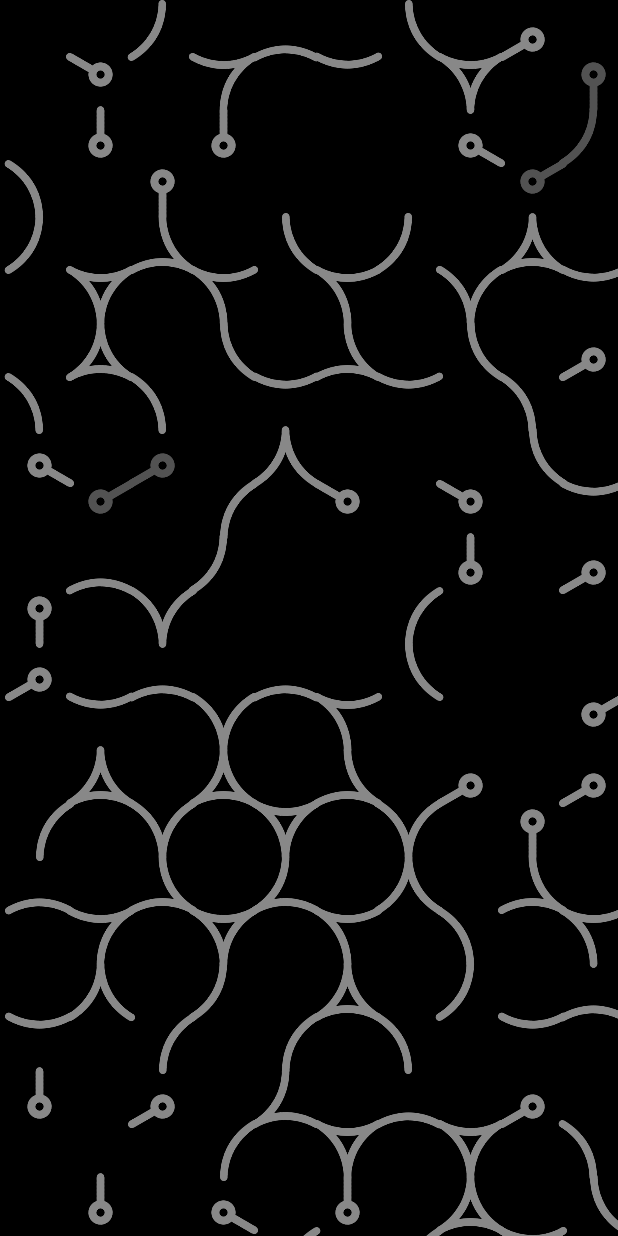
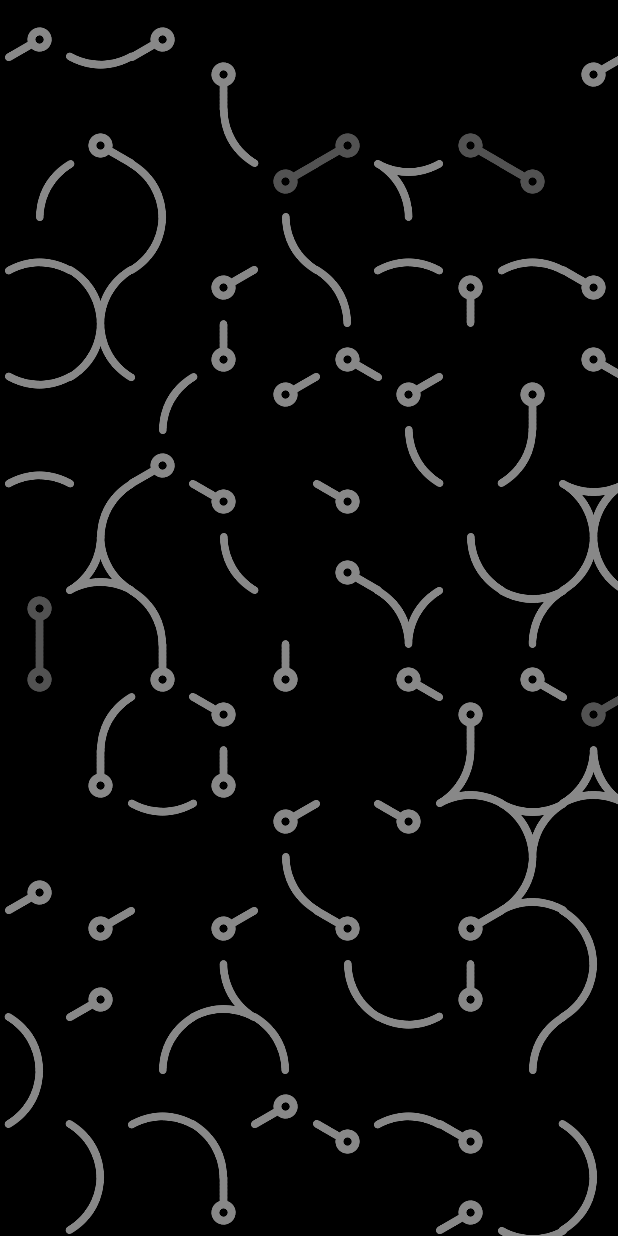
Before and after one commit to scopz/ZenLoops, an Android app: the screen it shows after launch (GameActivity), on a phone screen of 412 x 824 dp. Run offline under Robolectric (Android 15) with nearby library versions, the phone set to English and light mode, and no system bars.

Commit message:
Bigger map

```diff
--- a/app/src/main/java/org/scop/com/zenloops/GamePanel.java
+++ b/app/src/main/java/org/scop/com/zenloops/GamePanel.java
@@ -42,7 +42,7 @@ public class GamePanel extends View implements Animate {
             load = loadState();
         }
         if (!load){
-            grid = new Grid(this,10*5/3,21*5/3,0.755f,0.105f);
+            grid = new Grid(this,10*7/3,21*7/3,0.76f,0.105f);
             grid.randomFill();
         }
         this.scaleDetector = new ScaleGestureDetector(context, new ScaleListener());
```
Also changed, not shown: app/src/main/java/org/scop/com/zenloops/GameActivity.java (+11 -0 lines).
